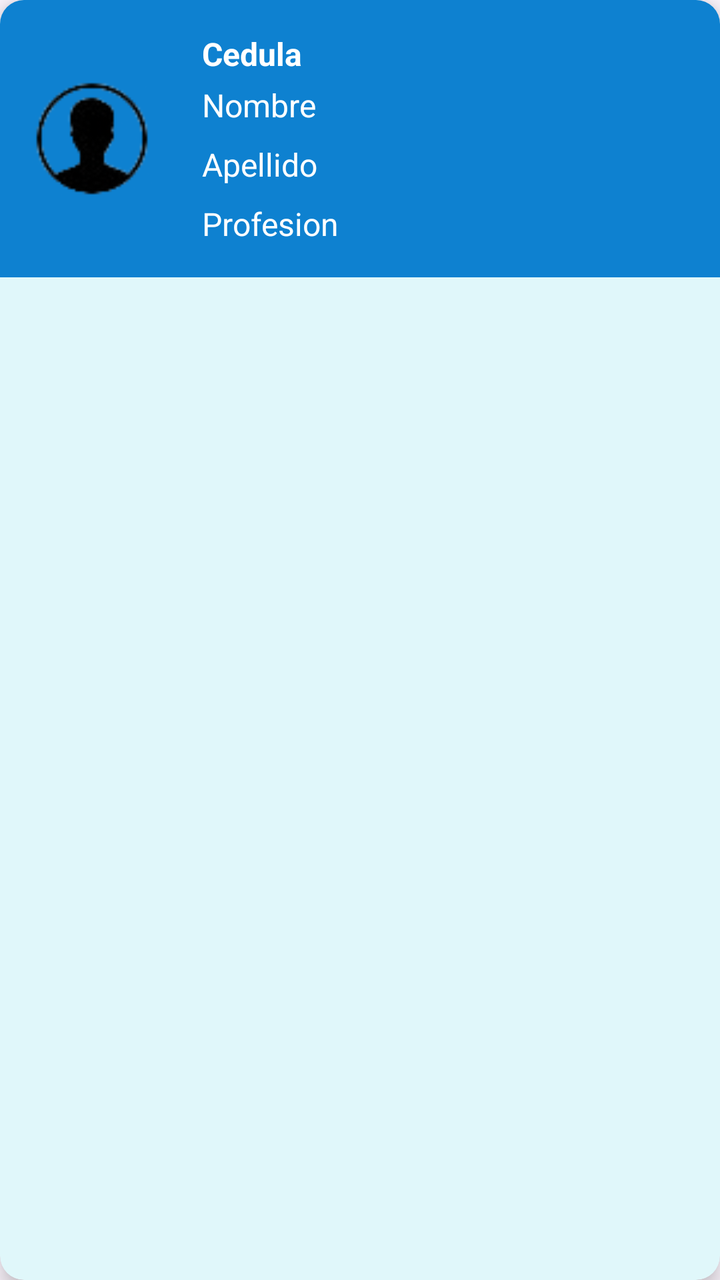
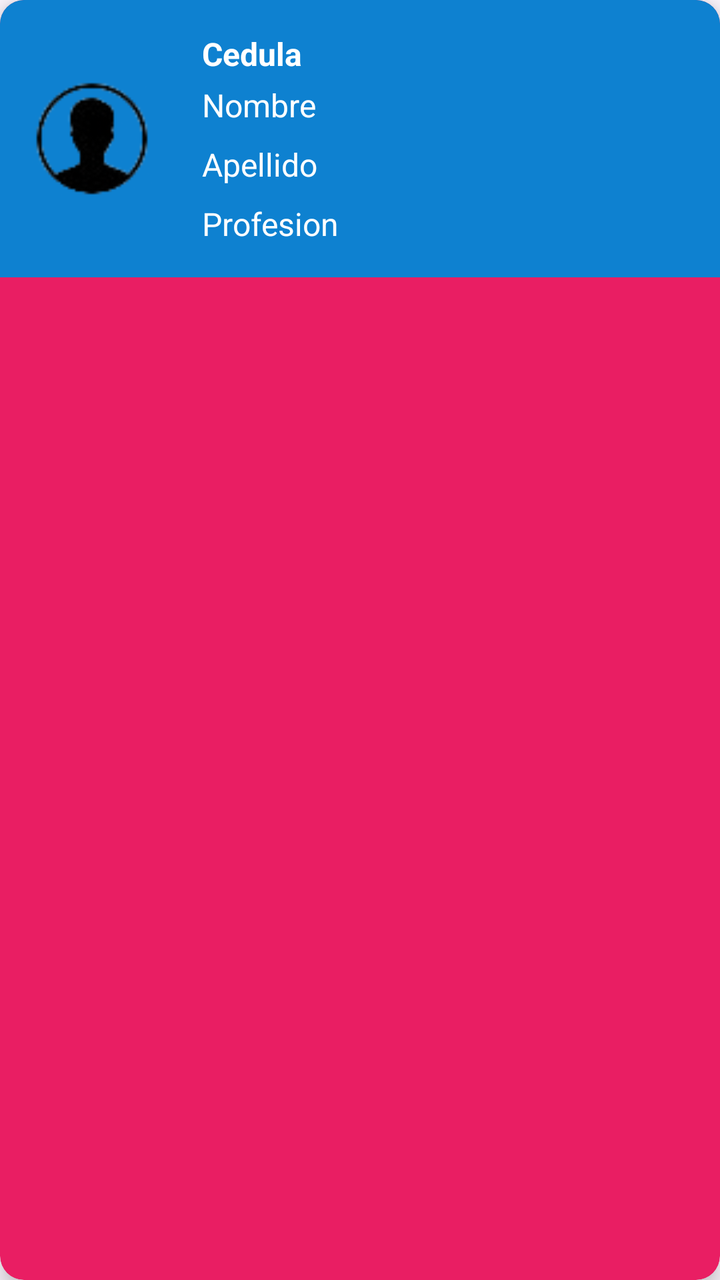

An Android layout rendered at two revisions. The XML below is the earlier revision; the diff shows what the commit changed to produce the second picture.
<!-- AndroidManifest.xml: application theme Theme.HistorialClinicoTFC4 -->
<!-- res/layout/item_paciente.xml -->
<?xml version="1.0" encoding="utf-8"?>
<androidx.cardview.widget.CardView
    xmlns:android="http://schemas.android.com/apk/res/android"
    xmlns:app="http://schemas.android.com/apk/res-auto"
    android:layout_width="match_parent"
    android:layout_height="wrap_content"
    android:layout_margin="8dp"
    app:cardBackgroundColor="#E0F7FA"
    app:cardCornerRadius="12dp"
    app:cardElevation="6dp"
    app:cardMaxElevation="8dp"
    android:id="@+id/cardView">

    <LinearLayout
        android:layout_width="match_parent"
        android:layout_height="wrap_content"
        android:orientation="horizontal"
        android:background="#0e81d0"
        android:padding="16dp">

        <ImageView
            android:id="@+id/iconPac"
            android:layout_width="60dp"
            android:layout_height="60dp"
            android:layout_gravity="center_vertical"
            android:layout_marginEnd="25dp"
            android:src="@drawable/usersinfondo"/>

        <LinearLayout
            android:layout_width="0dp"
            android:layout_height="wrap_content"
            android:layout_weight="1"
            android:orientation="vertical">

            <TextView
                android:id="@+id/cedulaPac"
                android:layout_width="wrap_content"
                android:layout_height="wrap_content"
                android:text="Cedula"
                android:textSize="16sp"
                android:textColor="@android:color/white"
                android:textStyle="bold"
                android:layout_marginBottom="4dp"/>

            <TextView
                android:id="@+id/nombrePac"
                android:layout_width="wrap_content"
                android:layout_height="wrap_content"
                android:text="Nombre"
                android:textSize="16sp"
                android:textColor="@android:color/white"
                android:layout_marginBottom="4dp"
                android:paddingBottom="4dp"/>

            <TextView
                android:id="@+id/apellidoPac"
                android:layout_width="wrap_content"
                android:layout_height="wrap_content"
                android:text="Apellido"
                android:textSize="16sp"
                android:textColor="@android:color/white"
                android:layout_marginBottom="4dp"
                android:paddingBottom="4dp"/>

            <TextView
                android:id="@+id/profesionPac"
                android:layout_width="wrap_content"
                android:layout_height="wrap_content"
                android:text="Profesion"
                android:textSize="16sp"
                android:textColor="@android:color/white"/>

        </LinearLayout>
    </LinearLayout>
</androidx.cardview.widget.CardView>
<!-- resources referenced by this layout -->
<resources>
  <!-- drawable usersinfondo: png bitmap (drawable, 3873 bytes) -->
  <style name="Theme.HistorialClinicoTFC4" parent="Base.Theme.HistorialClinicoTFC4" />
  <style name="Base.Theme.HistorialClinicoTFC4" parent="Theme.Material3.DayNight.NoActionBar">
          
          
      </style>
</resources>

<!-- the commit's change to res/layout/item_paciente.xml (unified diff, before → after) -->
@@ -5,7 +5,7 @@
     android:layout_width="match_parent"
     android:layout_height="wrap_content"
     android:layout_margin="8dp"
-    app:cardBackgroundColor="#E0F7FA"
+    app:cardBackgroundColor="@drawable/card_background"
     app:cardCornerRadius="12dp"
     app:cardElevation="6dp"
     app:cardMaxElevation="8dp"
<!-- resource entries referenced after the edit -->
@@ -1,7 +1,16 @@
 <!-- resources referenced by this layout -->
 <resources>
+  <!-- drawable card_background (drawable) -->
+  <?xml version="1.0" encoding="utf-8"?>
+  <selector xmlns:android="http://schemas.android.com/apk/res/android">
+      <item android:color="@color/blue" android:stateChecked="true"/> 
+      <item android:color="@color/pink" android:stateChecked="false"/> 
+      <item android:color="@android:color/white"/> 
+  </selector>
   <!-- drawable usersinfondo: png bitmap (drawable, 3873 bytes) -->
   <style name="Theme.HistorialClinicoTFC4" parent="Base.Theme.HistorialClinicoTFC4" />
+  <color name="blue">#2196F3</color>
+  <color name="pink">#E91E63</color>
   <style name="Base.Theme.HistorialClinicoTFC4" parent="Theme.Material3.DayNight.NoActionBar">
           
           
